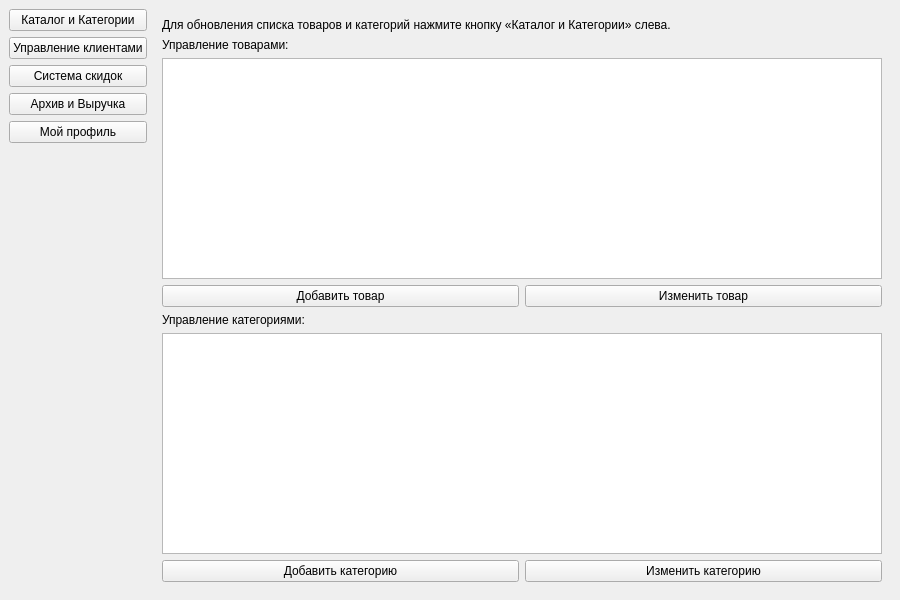
Above: client/adminwindow.ui from alexxxandra031/Online-Shop before the change. Below: the same form after it.
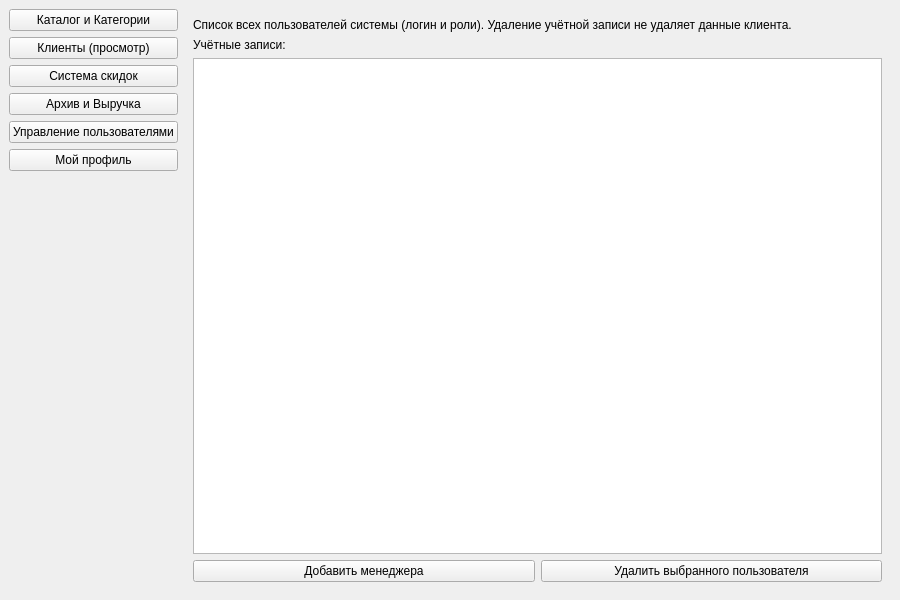
That is the form after the change. The open tabs and pages were chosen to show the change.

Patch:
```diff
--- a/client/adminwindow.ui
+++ b/client/adminwindow.ui
@@ -19,7 +19,7 @@
       </item>
       <item>
        <widget class="QPushButton" name="btnUsersCrud">
-        <property name="text"><string>Управление клиентами</string></property>
+        <property name="text"><string>Клиенты (просмотр)</string></property>
        </widget>
       </item>
       <item>
@@ -32,6 +32,12 @@
         <property name="text"><string>Архив и Выручка</string></property>
        </widget>
       </item>
+      <!-- Новая кнопка для управления пользователями -->
+      <item>
+       <widget class="QPushButton" name="btnUsersMgmt">
+        <property name="text"><string>Управление пользователями</string></property>
+       </widget>
+      </item>
       <item>
        <widget class="QPushButton" name="btnProfile">
         <property name="text"><string>Мой профиль</string></property>
@@ -176,7 +182,42 @@
         </item>
        </layout>
       </widget>
-      <!-- Страница "Мой профиль" (упрощённая) -->
+
+      <!-- НОВАЯ СТРАНИЦА: Управление пользователями (все учётные записи) -->
+      <widget class="QWidget" name="pageUsers">
+       <layout class="QVBoxLayout" name="usersLayout">
+        <item>
+         <widget class="QLabel" name="lblInfoUsersMgmt">
+          <property name="text">
+           <string>Список всех пользователей системы (логин и роли). Удаление учётной записи не удаляет данные клиента.</string>
+          </property>
+          <property name="wordWrap"><bool>true</bool></property>
+         </widget>
+        </item>
+        <item>
+         <widget class="QLabel" name="lblUsersMgmt"><property name="text"><string>Учётные записи:</string></property></widget>
+        </item>
+        <item>
+         <widget class="QTableView" name="tableUsers"/>
+        </item>
+        <item>
+         <layout class="QHBoxLayout" name="usersBtnLayout">
+          <item>
+           <widget class="QPushButton" name="btnAddManager">
+            <property name="text"><string>Добавить менеджера</string></property>
+           </widget>
+          </item>
+          <item>
+           <widget class="QPushButton" name="btnDeleteSelectedUser">
+            <property name="text"><string>Удалить выбранного пользователя</string></property>
+           </widget>
+          </item>
+         </layout>
+        </item>
+       </layout>
+      </widget>
+
+      <!-- Страница "Мой профиль" (без изменений) -->
       <widget class="QWidget" name="pageProfile">
        <layout class="QVBoxLayout" name="profLayout">
         <item>
```
Left out of the diff: 26 changed lines with no effect on the pictures.
